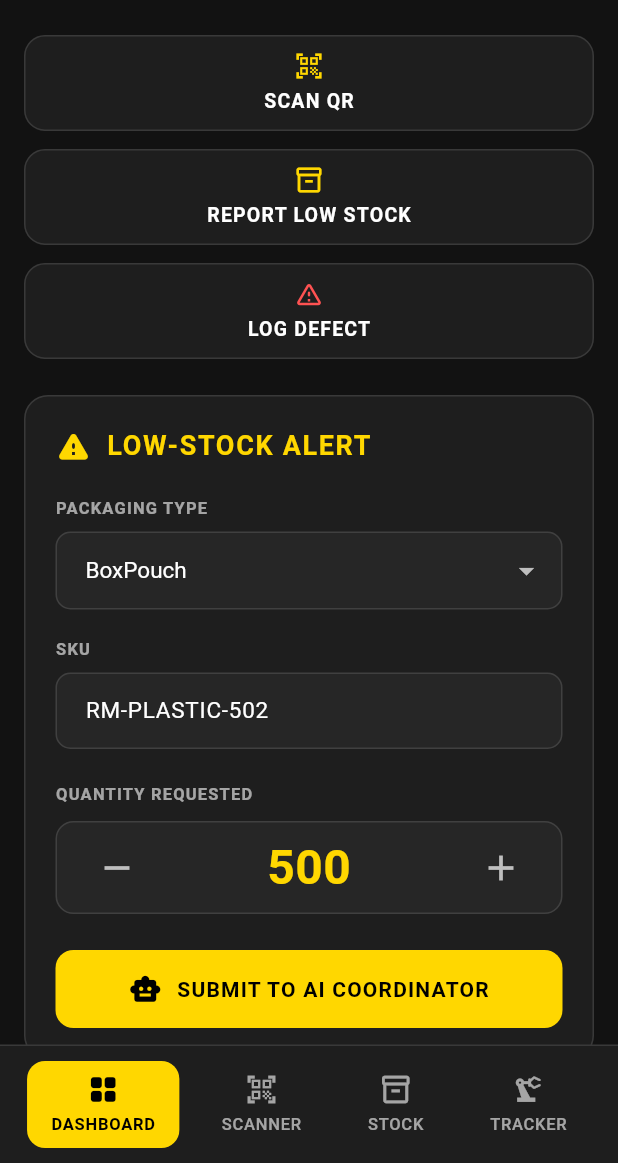
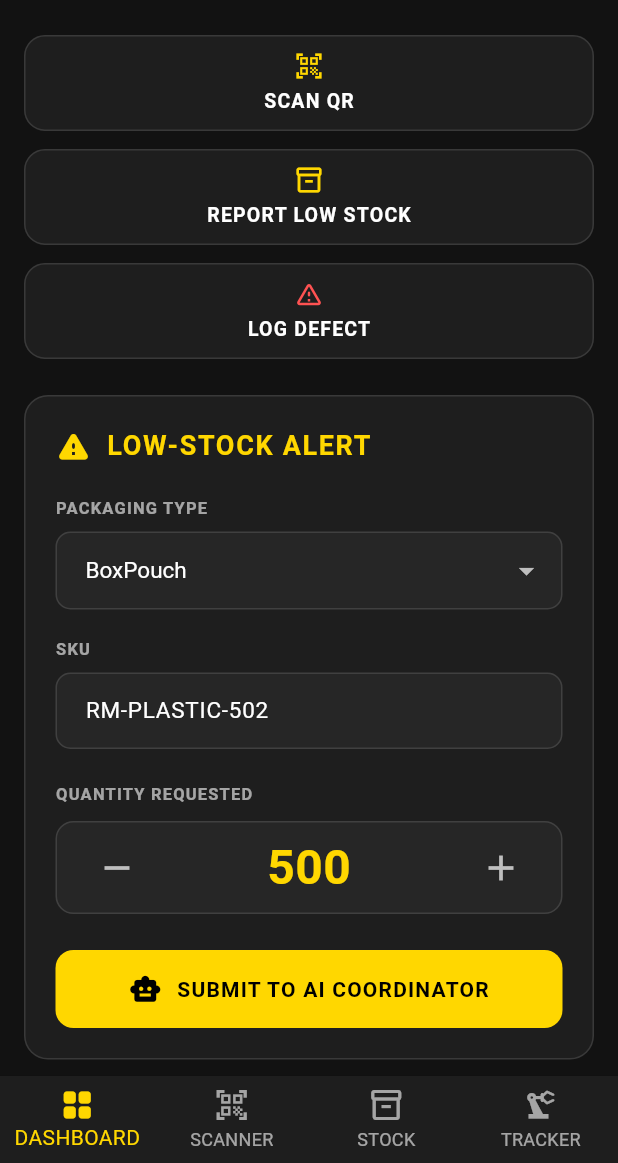
Before and after one commit to ChandranSukirthan/Automated-Manufacturing-Inventory-Coordinator, a Flutter app: the screen it shows after launch, on a phone screen of 412 x 824 dp, the part 73-1236 px from its top. Run offline on Flutter 3.47's test engine with Material 3 defaults, Android fonts, the phone set to English and light mode, and no system bars; missing offline and left inert: mobile_scanner.

```diff
--- a/mobile_flutter/lib/views/factory_assistant_view.dart
+++ b/mobile_flutter/lib/views/factory_assistant_view.dart
@@ -453,15 +453,14 @@ class _FactoryAssistantViewState extends State<FactoryAssistantView> {
                       ),
 
                       _buildTimelineStep(
-                        title: 'Pending Manager Approval',
-                        subtitle: 'Awaiting response',
-                        leadingIcon: Container(
+                        title: 'Pending Approval...',
+                        subtitle: 'Waiting for manager review',
+                        leadingIcon: const SizedBox(
                           width: 20,
                           height: 20,
-                          decoration: BoxDecoration(
-                            color: const Color(0x33FFD700),
-                            shape: BoxShape.circle,
-                            border: Border.all(color: yellowAccent.withAlpha(150), width: 1.5),
+                          child: CircularProgressIndicator(
+                            color: yellowAccent,
+                            strokeWidth: 2,
                           ),
                         ),
                         titleColor: yellowAccent,
@@ -476,41 +475,60 @@ class _FactoryAssistantViewState extends State<FactoryAssistantView> {
             ),
           ),
 
-          bottomNavigationBar: Container(
-            decoration: const BoxDecoration(
-              color: cardBg,
-              border: Border(top: BorderSide(color: Colors.white12, width: 1)),
+          bottomNavigationBar: BottomNavigationBar(
+            backgroundColor: cardBg,
+            type: BottomNavigationBarType.fixed,
+            currentIndex: _selectedNavIndex,
+            selectedItemColor: yellowAccent,
+            unselectedItemColor: Colors.white60,
+            onTap: (index) {
+              setState(() {
+                _selectedNavIndex = index;
+              });
+
+              if (index == 1) { // SCANNER TAB
+                Navigator.push(
+                  context,
+                  MaterialPageRoute(
+                    builder: (context) => ScannerView(controller: widget.controller),
                   ),
-            padding: const EdgeInsets.symmetric(vertical: 10, horizontal: 12),
-            child: Row(
-              mainAxisAlignment: MainAxisAlignment.spaceAround,
-              children: [
-                _buildNavItem(
-                  index: 0,
-                  icon: Icons.grid_view_rounded,
+                );
+              } else if (index == 2) { // STOCK TAB
+                Navigator.push(
+                  context,
+                  MaterialPageRoute(
+                    builder: (context) => StockView(controller: widget.controller),
+                  ),
+                );
+              } else if (index == 3) { // TRACKER TAB
+                Navigator.push(
+                  context,
+                  MaterialPageRoute(
+                    builder: (context) => TrackerView(controller: widget.controller),
+                  ),
+                );
+              } else if (widget.onTabSelected != null) {
+                widget.onTabSelected!(index);
+              }
+            },
+            items: const [
+              BottomNavigationBarItem(
+                icon: Icon(Icons.grid_view_rounded),
                 label: 'DASHBOARD',
-                  isActive: _selectedNavIndex == 0,
               ),
-                _buildNavItem(
-                  index: 1,
-                  icon: Icons.qr_code_scanner,
+              BottomNavigationBarItem(
+                icon: Icon(Icons.qr_code_scanner),
                 label: 'SCANNER',
-                  isActive: _selectedNavIndex == 1,
               ),
-                _buildNavItem(
-                  index: 2,
-                  icon: Icons.inventory_2_outlined,
+              BottomNavigationBarItem(
+                icon: Icon(Icons.inventory_2_outlined),
                 label: 'STOCK',
-                  isActive: _selectedNavIndex == 2,
               ),
-                _buildNavItem(
-                  index: 3,
-                  icon: Icons.precision_manufacturing,
+              BottomNavigationBarItem(
+                icon: Icon(Icons.precision_manufacturing),
                 label: 'TRACKER',
-                  isActive: _selectedNavIndex == 3,
               ),
             ],
-            ),
           ),
         );
       },
@@ -611,76 +629,4 @@ class _FactoryAssistantViewState extends State<FactoryAssistantView> {
       ),
     );
   }
-
-  Widget _buildNavItem({
-    required int index,
-    required IconData icon,
-    required String label,
-    required bool isActive,
-  }) {
-    const yellowAccent = Color(0xFFFFD700);
-
-    return InkWell(
-      onTap: () {
-        setState(() {
-          _selectedNavIndex = index;
-        });
-
-        // 2. Navigate to the correct screen based on which tab was clicked!
-        if (index == 1) { // SCANNER TAB
-          Navigator.push(
-            context,
-            MaterialPageRoute(
-              builder: (context) => ScannerView(controller: widget.controller),
-            ),
-          );
-        } else if (index == 2) { // STOCK TAB
-          Navigator.push(
-            context,
-            MaterialPageRoute(
-              builder: (context) => StockView(controller: widget.controller),
-            ),
-          );
-        } else if (index == 3) { // TRACKER TAB
-          Navigator.push(
-            context,
-            MaterialPageRoute(
-              builder: (context) => TrackerView(controller: widget.controller),
-            ),
-          );
-        } else if (widget.onTabSelected != null) {
-          widget.onTabSelected!(index);
 }
-
-      },
-      borderRadius: BorderRadius.circular(12),
-      child: Container(
-        padding: const EdgeInsets.symmetric(horizontal: 16, vertical: 8),
-        decoration: BoxDecoration(
-          color: isActive ? yellowAccent : Colors.transparent,
-          borderRadius: BorderRadius.circular(12),
-        ),
-        child: Column(
-          mainAxisSize: MainAxisSize.min,
-          children: [
-            Icon(
-              icon,
-              color: isActive ? Colors.black : Colors.white60,
-              size: 22,
-            ),
-            const SizedBox(height: 4),
-            Text(
-              label,
-              style: TextStyle(
-                color: isActive ? Colors.black : Colors.white60,
-                fontSize: 11,
-                fontWeight: isActive ? FontWeight.bold : FontWeight.w500,
-                letterSpacing: 0.5,
-              ),
-            ),
-          ],
-        ),
-      ),
-    );
-  }
-}
--- a/mobile_flutter/pubspec.yaml
+++ b/mobile_flutter/pubspec.yaml
@@ -35,6 +35,7 @@ dependencies:
   # Use with the CupertinoIcons class for iOS style icons.
   cupertino_icons: ^1.0.8
   mobile_scanner: ^7.4.0
+  http: ^1.6.0
 
 dev_dependencies:
   flutter_test:
```
Also changed, not shown: mobile_flutter/lib/services/inventory_api_service.dart (added, +102 -0 lines), mobile_flutter/lib/views/inventory_screen.dart (added, +182 -0 lines), mobile_flutter/lib/views/stock_view.dart (+106 -92 lines), mobile_flutter/pubspec.lock. Lines whose indentation alone changed are shown as unchanged.
